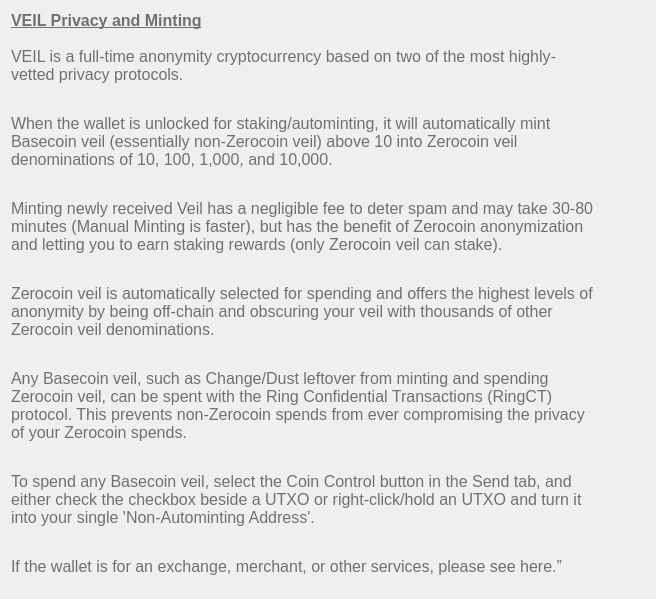
This is src/qt/veil/forms/settingsfaq01.ui in Veil-Project/veil as Qt 5 draws it before an edit. The edited form follows.
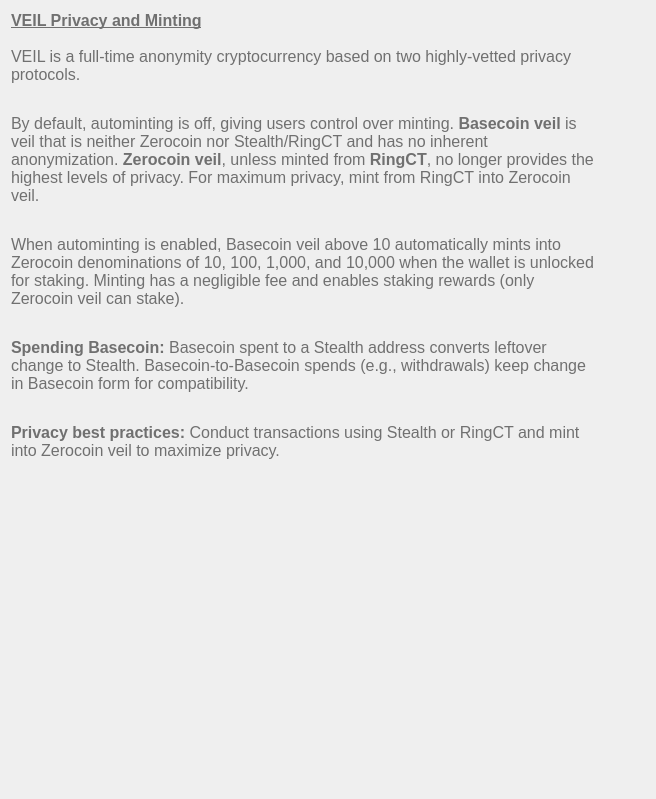
This is the edited form.

Commit message: Enhanced FAQ Section: Updated Staking, Mining, and General Guidance (#1043)

```diff
--- a/src/qt/veil/forms/settingsfaq01.ui
+++ b/src/qt/veil/forms/settingsfaq01.ui
@@ -7,7 +7,7 @@
     <x>0</x>
     <y>0</y>
     <width>656</width>
-    <height>599</height>
+    <height>799</height>
    </rect>
   </property>
   <property name="windowTitle">
@@ -33,7 +33,7 @@
       <string notr="true">font-weight:200;</string>
      </property>
      <property name="text">
-      <string>&lt;html&gt;&lt;head/&gt;&lt;body&gt;&lt;p&gt;&lt;span style=&quot; font-weight:600; text-decoration: underline;&quot;&gt;VEIL Privacy and Minting&lt;/span&gt;&lt;br/&gt;&lt;br/&gt;VEIL is a full-time anonymity cryptocurrency based on two of the most highly-vetted privacy protocols.&lt;/p&gt;&lt;p&gt;&lt;br/&gt;When the wallet is unlocked for staking/autominting, it will automatically mint Basecoin veil (essentially non-Zerocoin veil) above 10 into Zerocoin veil denominations of 10, 100, 1,000, and 10,000.&lt;/p&gt;&lt;p&gt;&lt;br/&gt;Minting newly received Veil has a negligible fee to deter spam and may take 30-80 minutes (Manual Minting is faster), but has the benefit of Zerocoin anonymization and letting you to earn staking rewards (only Zerocoin veil can stake).&lt;/p&gt;&lt;p&gt;&lt;br/&gt;Zerocoin veil is automatically selected for spending and offers the highest levels of anonymity by being off-chain and obscuring your veil with thousands of other Zerocoin veil denominations.&lt;/p&gt;&lt;p&gt;&lt;br/&gt;Any Basecoin veil, such as Change/Dust leftover from minting and spending Zerocoin veil, can be spent with the Ring Confidential Transactions (RingCT) protocol. This prevents non-Zerocoin spends from ever compromising the privacy of your Zerocoin spends.&lt;/p&gt;&lt;p&gt;&lt;br/&gt;To spend any Basecoin veil, select the Coin Control button in the Send tab, and either check the checkbox beside a UTXO or right-click/hold an UTXO and turn it into your single 'Non-Autominting Address'.&lt;/p&gt;&lt;p&gt;&lt;br/&gt;If the wallet is for an exchange, merchant, or other services, please see here.”&lt;/p&gt;&lt;/body&gt;&lt;/html&gt;</string>
+      <string>&lt;html&gt;&lt;head/&gt;&lt;body&gt;&lt;p&gt;&lt;span style=&quot;font-weight:600; text-decoration: underline;&quot;&gt;VEIL Privacy and Minting&lt;/span&gt;&lt;br/&gt;&lt;br/&gt;VEIL is a full-time anonymity cryptocurrency based on two highly-vetted privacy protocols.&lt;/p&gt;&lt;p&gt;&lt;br/&gt;By default, autominting is off, giving users control over minting. &lt;span style=&quot;font-weight:600;&quot;&gt;Basecoin veil&lt;/span&gt; is veil that is neither Zerocoin nor Stealth/RingCT and has no inherent anonymization. &lt;span style=&quot;font-weight:600;&quot;&gt;Zerocoin veil&lt;/span&gt;, unless minted from &lt;span style=&quot;font-weight:600;&quot;&gt;RingCT&lt;/span&gt;, no longer provides the highest levels of privacy. For maximum privacy, mint from RingCT into Zerocoin veil.&lt;/p&gt;&lt;p&gt;&lt;br/&gt;When autominting is enabled, Basecoin veil above 10 automatically mints into Zerocoin denominations of 10, 100, 1,000, and 10,000 when the wallet is unlocked for staking. Minting has a negligible fee and enables staking rewards (only Zerocoin veil can stake).&lt;/p&gt;&lt;p&gt;&lt;br/&gt;&lt;span style=&quot;font-weight:600;&quot;&gt;Spending Basecoin:&lt;/span&gt; Basecoin spent to a Stealth address converts leftover change to Stealth. Basecoin-to-Basecoin spends (e.g., withdrawals) keep change in Basecoin form for compatibility.&lt;/p&gt;&lt;p&gt;&lt;br/&gt;&lt;span style=&quot;font-weight:600;&quot;&gt;Privacy best practices:&lt;/span&gt; Conduct transactions using Stealth or RingCT and mint into Zerocoin veil to maximize privacy.&lt;/p&gt;&lt;/body&gt;&lt;/html&gt;</string>
      </property>
      <property name="alignment">
       <set>Qt::AlignLeading|Qt::AlignLeft|Qt::AlignTop</set>
```
The commit also changes 7 other files.
